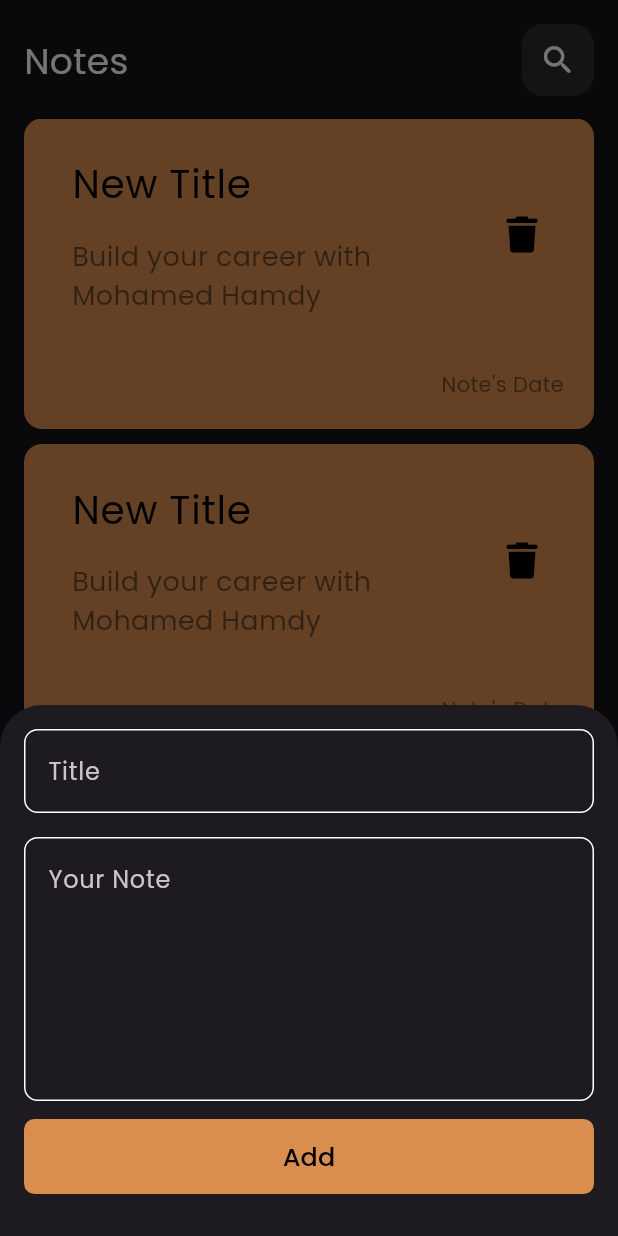
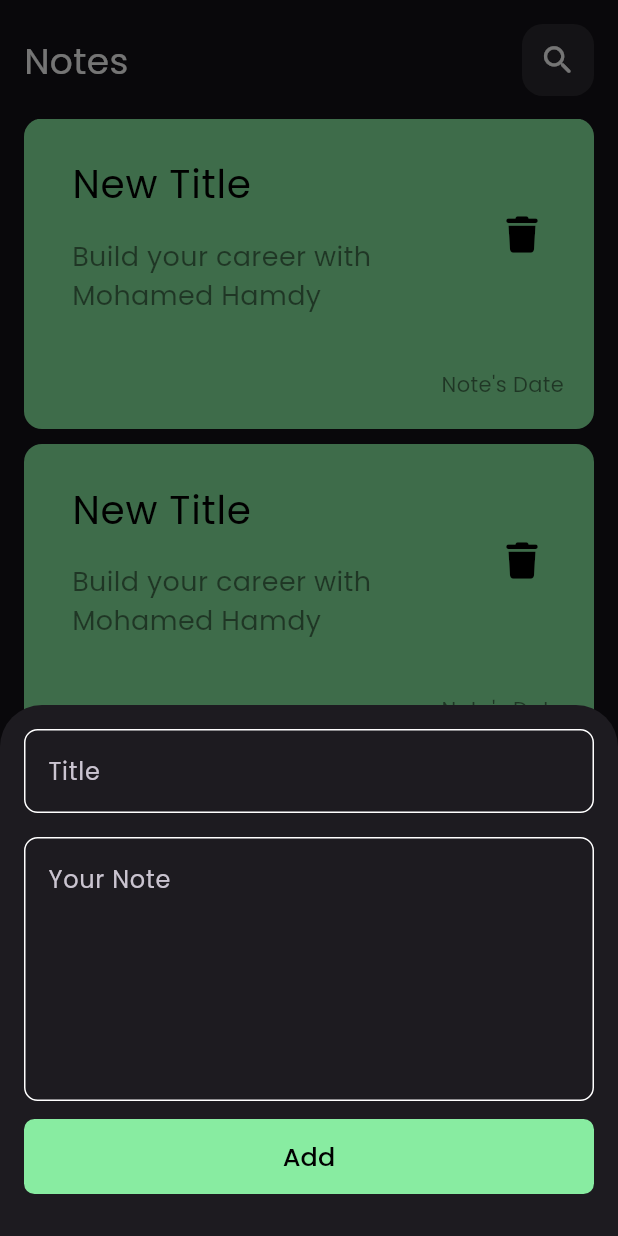
Before and after one commit to mohamedhamdy19/notes_app, a Flutter app: the screen it shows after launch, after a tap on the "add" icon, on a phone screen of 412 x 824 dp. Run offline on Flutter 3.47's test engine with Material 3 defaults, Android fonts, the phone set to English and light mode, and no system bars; our stand-ins replace font_awesome_flutter, google_fonts, hive, hive_flutter; accounts and stored records are empty.

```diff
--- /dev/null
+++ b/lib/constants/constant.dart
@@ -0,0 +1,4 @@
+import 'package:flutter/material.dart';
+
+const Color kPrimaryColor = Color.fromARGB(255, 136, 236, 161);
+const String knotesBox = "notes_box";
--- a/lib/constants/constant_colors.dart
+++ /dev/null
@@ -1,3 +0,0 @@
-import 'package:flutter/material.dart';
-
-Color kPrimaryColor = const Color.fromARGB(255, 217, 141, 79);
--- a/lib/main.dart
+++ b/lib/main.dart
@@ -1,8 +1,12 @@
 import 'package:flutter/material.dart';
 import 'package:google_fonts/google_fonts.dart';
+import 'package:hive_flutter/hive_flutter.dart';
+import 'package:notes_app/constants/constant.dart';
 import 'package:notes_app/views/notes_view.dart';
 
-void main() {
+void main() async {
+  await Hive.initFlutter();
+  await Hive.openBox(knotesBox);
   runApp(const NotesApp());
 }
 
--- a/lib/widgets/custom_add_button.dart
+++ b/lib/widgets/custom_add_button.dart
@@ -1,5 +1,5 @@
 import 'package:flutter/material.dart';
-import 'package:notes_app/constants/constant_colors.dart';
+import 'package:notes_app/constants/constant.dart';
 
 class CustomAddButton extends StatelessWidget {
   const CustomAddButton({super.key});
--- a/lib/widgets/new_list_view.dart
+++ b/lib/widgets/new_list_view.dart
@@ -1,5 +1,5 @@
 import 'package:flutter/material.dart';
-import 'package:notes_app/constants/constant_colors.dart';
+import 'package:notes_app/constants/constant.dart';
 import 'package:notes_app/widgets/custom_note_item.dart';
 
 class NotesListView extends StatelessWidget {
```
